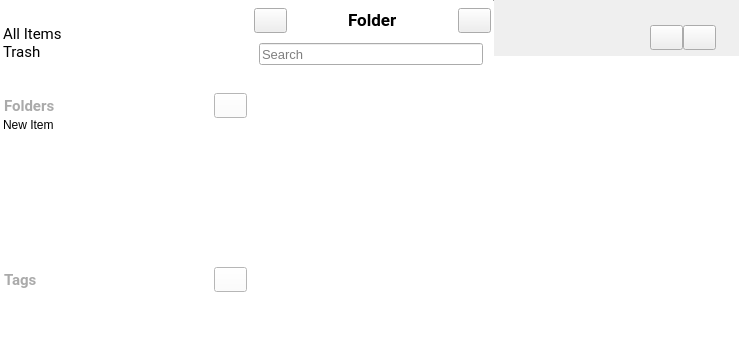
Before: the Qt Designer form src/mainwindow.ui in akud82/notes, drawn with Qt 5.
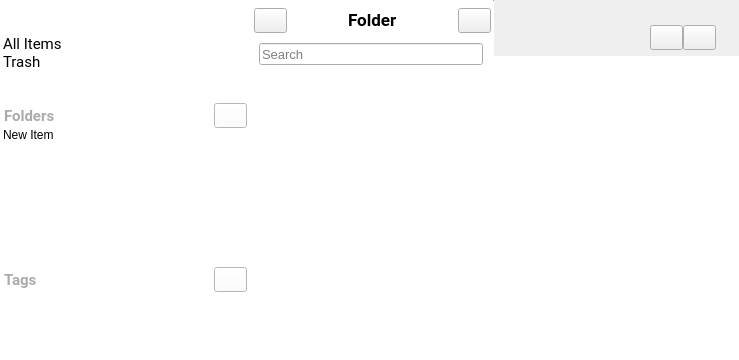
After: the same form once the commit is applied. Icons and pictures are not drawn. Custom widgets are drawn as their Qt base class.

```diff
--- a/src/mainwindow.ui
+++ b/src/mainwindow.ui
@@ -30,6 +30,10 @@
 background-color: rgb(255, 255, 255);
 }
 
+QTreeWiget::item:selected {
+background-color:rgb(86, 136, 196);
+}
+
 QMenu {
     background-color: white;
     font-size: 11px;
@@ -177,7 +181,7 @@
              <property name="sizeHint" stdset="0">
               <size>
                <width>20</width>
-               <height>25</height>
+               <height>35</height>
               </size>
              </property>
             </spacer>
@@ -196,7 +200,7 @@
                 <x>0</x>
                 <y>0</y>
                 <width>246</width>
-                <height>335</height>
+                <height>325</height>
                </rect>
               </property>
               <property name="sizePolicy">
```
Left out of the diff: 13 changed lines with no effect on the pictures.
